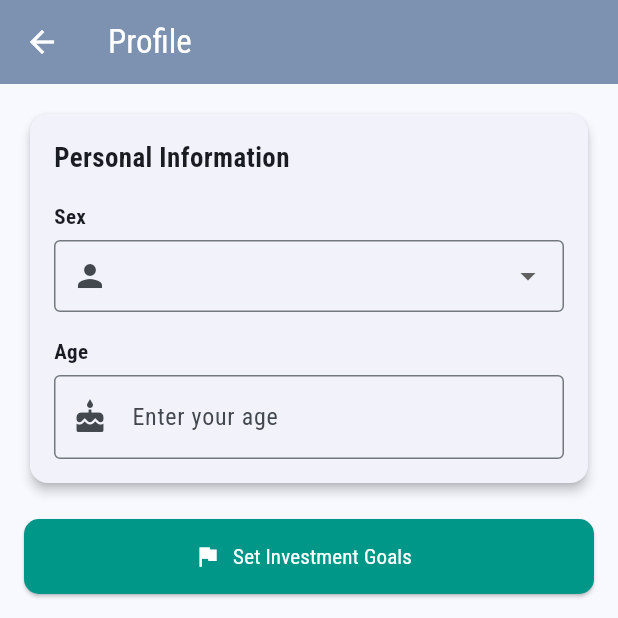
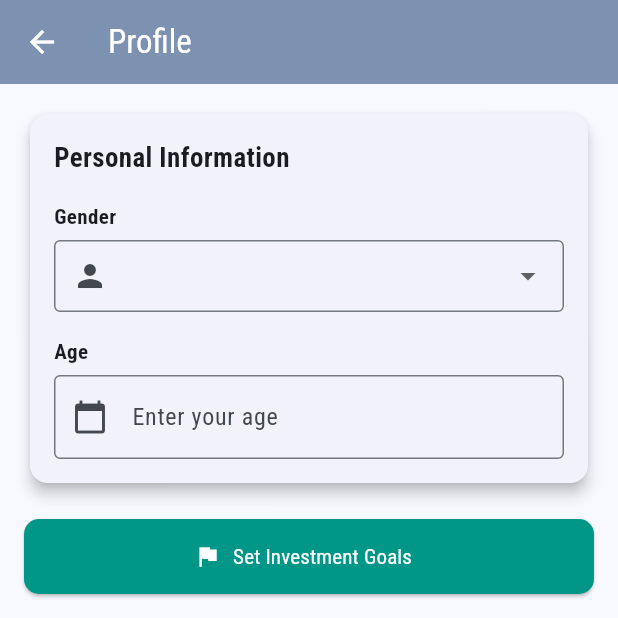
Before and after one commit to WnEx77/jaibee1, a Flutter app: the screen it shows after launch, after a tap on the "person" icon, on a phone screen of 412 x 824 dp, the top half of it. Run offline on Flutter 3.47's test engine with Material 3 defaults, Android fonts, the phone set to English and light mode, and no system bars; our stand-ins replace fl_chart, hive, hive_flutter, pdf, printing, shared_preferences; missing offline and left inert: month_year_picker; accounts and stored records are empty; network calls fail; Roboto replaces fonts that are missing (Cairo).

Commit message:
modified sex to gender

```diff
--- a/lib/l10n/app_en.arb
+++ b/lib/l10n/app_en.arb
@@ -71,7 +71,7 @@
   "profile": "Profile",
   "profileTitle": "Profile",
   "personalInfo": "Personal Information",
-  "sex": "Sex",
+  "sex": "Gender",
   "age": "Age",
   "enterAge": "Enter your age",
   "setGoals": "Set Investment Goals",
--- a/lib/l10n/s.dart
+++ b/lib/l10n/s.dart
@@ -526,7 +526,7 @@ abstract class S {
   /// No description provided for @sex.
   ///
   /// In en, this message translates to:
-  /// **'Sex'**
+  /// **'Gender'**
   String get sex;
 
   /// No description provided for @age.
--- a/lib/l10n/s_en.dart
+++ b/lib/l10n/s_en.dart
@@ -225,7 +225,7 @@ class SEn extends S {
   String get personalInfo => 'Personal Information';
 
   @override
-  String get sex => 'Sex';
+  String get sex => 'Gender';
 
   @override
   String get age => 'Age';
--- a/lib/screens/expense_home_screen.dart
+++ b/lib/screens/expense_home_screen.dart
@@ -71,14 +71,12 @@ class _ExpenseHomeScreenState extends State<ExpenseHomeScreen> {
   Widget build(BuildContext context) {
     final isRtl = Localizations.localeOf(context).languageCode == 'ar';
 
-    int navBarIndex;
-    if (_selectedIndex == 0) {
-      navBarIndex = 0;
-    } else if (_selectedIndex == 2) {
-      navBarIndex = 1;
-    } else {
-      navBarIndex = -1;
-    }
+    int navBarIndex = (_selectedIndex == 0)
+        ? 0
+        : (_selectedIndex == 2)
+        ? 1
+        : 0;
+    bool isFabSelected = _selectedIndex == 1;
 
     return Directionality(
       textDirection: isRtl ? TextDirection.rtl : TextDirection.ltr,
@@ -120,9 +118,11 @@ class _ExpenseHomeScreenState extends State<ExpenseHomeScreen> {
 
         bottomNavigationBar: BottomNavigationBar(
           backgroundColor: const Color.fromARGB(255, 130, 148, 179),
-          selectedItemColor: Colors.white,
+          selectedItemColor: isFabSelected
+              ? Colors.white.withOpacity(0.6)
+              : Colors.white,
           unselectedItemColor: Colors.white.withOpacity(0.6),
-          currentIndex: navBarIndex == -1 ? 0 : navBarIndex,
+          currentIndex: navBarIndex,
           onTap: (index) {
             if (index == 0) {
               _onItemTapped(0);
--- a/lib/screens/profile.dart
+++ b/lib/screens/profile.dart
@@ -1,7 +1,8 @@
 import 'package:flutter/material.dart';
 import 'package:shared_preferences/shared_preferences.dart';
 import 'package:jaibee1/screens/goals_screen.dart';
-import 'package:jaibee1/l10n/s.dart'; // localization import
+import 'package:jaibee1/l10n/s.dart';
+import 'package:intl/intl.dart';
 
 class ProfileScreen extends StatefulWidget {
   const ProfileScreen({super.key});
@@ -12,7 +13,7 @@ class ProfileScreen extends StatefulWidget {
 
 class _ProfileScreenState extends State<ProfileScreen> {
   String? _selectedSex;
-  int? _age;
+  DateTime? _birthDate;
   final TextEditingController _goalsController = TextEditingController();
 
   final List<String> _sexOptions = ['Male', 'Female', 'Other'];
@@ -27,7 +28,10 @@ class _ProfileScreenState extends State<ProfileScreen> {
     final prefs = await SharedPreferences.getInstance();
     setState(() {
       _selectedSex = prefs.getString('user_sex');
-      _age = prefs.getInt('user_age');
+      final dobString = prefs.getString('user_birthdate');
+      if (dobString != null) {
+        _birthDate = DateTime.tryParse(dobString);
+      }
       _goalsController.text = prefs.getString('user_goals') ?? '';
     });
   }
@@ -35,12 +39,41 @@ class _ProfileScreenState extends State<ProfileScreen> {
   Future<void> _saveProfile() async {
     final prefs = await SharedPreferences.getInstance();
     await prefs.setString('user_sex', _selectedSex ?? '');
-    await prefs.setInt('user_age', _age ?? 0);
+    if (_birthDate != null) {
+      await prefs.setString('user_birthdate', _birthDate!.toIso8601String());
+    }
     await prefs.setString('user_goals', _goalsController.text);
 
     ScaffoldMessenger.of(context).showSnackBar(
       SnackBar(content: Text(S.of(context)!.profileSaved)),
     );
+  }
+
+  int? _calculateAge(DateTime? birthDate) {
+    if (birthDate == null) return null;
+    final today = DateTime.now();
+    int age = today.year - birthDate.year;
+    if (birthDate.month > today.month ||
+        (birthDate.month == today.month && birthDate.day > today.day)) {
+      age--;
+    }
+    return age;
+  }
+
+  Future<void> _selectBirthDate() async {
+    final now = DateTime.now();
+    final initialDate = _birthDate ?? DateTime(now.year - 20);
+    final picked = await showDatePicker(
+      context: context,
+      initialDate: initialDate,
+      firstDate: DateTime(1900),
+      lastDate: now,
+    );
+    if (picked != null) {
+      setState(() {
+        _birthDate = picked;
+      });
+    }
   }
 
   @override
@@ -59,7 +92,7 @@ class _ProfileScreenState extends State<ProfileScreen> {
         child: Column(
           children: [
             Card(
-              elevation: 3,
+              elevation: 4,
               shape: RoundedRectangleBorder(borderRadius: BorderRadius.circular(12)),
               child: Padding(
                 padding: const EdgeInsets.all(16),
@@ -67,7 +100,10 @@ class _ProfileScreenState extends State<ProfileScreen> {
                   crossAxisAlignment: CrossAxisAlignment.start,
                   children: [
                     Text(s.personalInfo,
-                        style: const TextStyle(fontSize: 18, fontWeight: FontWeight.bold)),
+                        style: const TextStyle(
+                          fontSize: 18,
+                          fontWeight: FontWeight.bold,
+                        )),
                     const SizedBox(height: 16),
 
                     // Sex Dropdown
@@ -91,23 +127,35 @@ class _ProfileScreenState extends State<ProfileScreen> {
                     ),
                     const SizedBox(height: 16),
 
-                    // Age Input
+                    // Date of Birth Picker
                     Text(s.age, style: const TextStyle(fontWeight: FontWeight.w600)),
                     const SizedBox(height: 6),
-                    TextFormField(
-                      initialValue: _age?.toString(),
-                      keyboardType: TextInputType.number,
-                      decoration: InputDecoration(
-                        prefixIcon: const Icon(Icons.cake),
-                        border: const OutlineInputBorder(),
-                        hintText: s.enterAge,
+                    GestureDetector(
+                      onTap: _selectBirthDate,
+                      child: AbsorbPointer(
+                        child: TextFormField(
+                          decoration: InputDecoration(
+                            hintText: s.enterAge,
+                            prefixIcon: const Icon(Icons.calendar_today),
+                            border: const OutlineInputBorder(),
+                          ),
+                          controller: TextEditingController(
+                            text: _birthDate != null
+                                ? DateFormat('yyyy-MM-dd').format(_birthDate!)
+                                : '',
+                          ),
+                        ),
                       ),
-                      onChanged: (value) {
-                        setState(() {
-                          _age = int.tryParse(value);
-                        });
-                      },
                     ),
+
+                    if (_birthDate != null)
+                      Padding(
+                        padding: const EdgeInsets.only(top: 8),
+                        child: Text(
+                          '${s.age}: ${_calculateAge(_birthDate)}',
+                          style: const TextStyle(color: Colors.grey),
+                        ),
+                      ),
                   ],
                 ),
               ),
```
